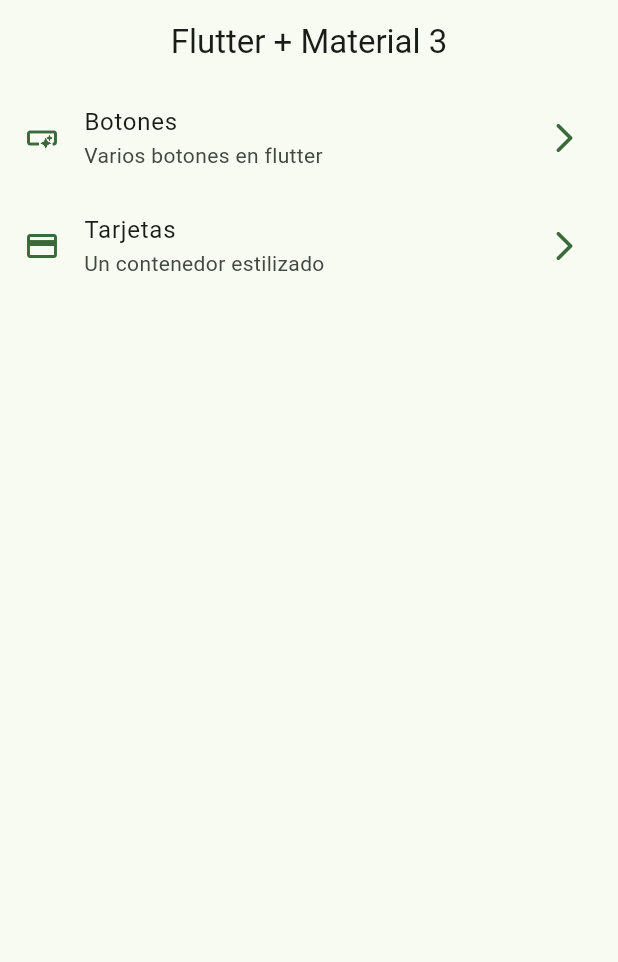
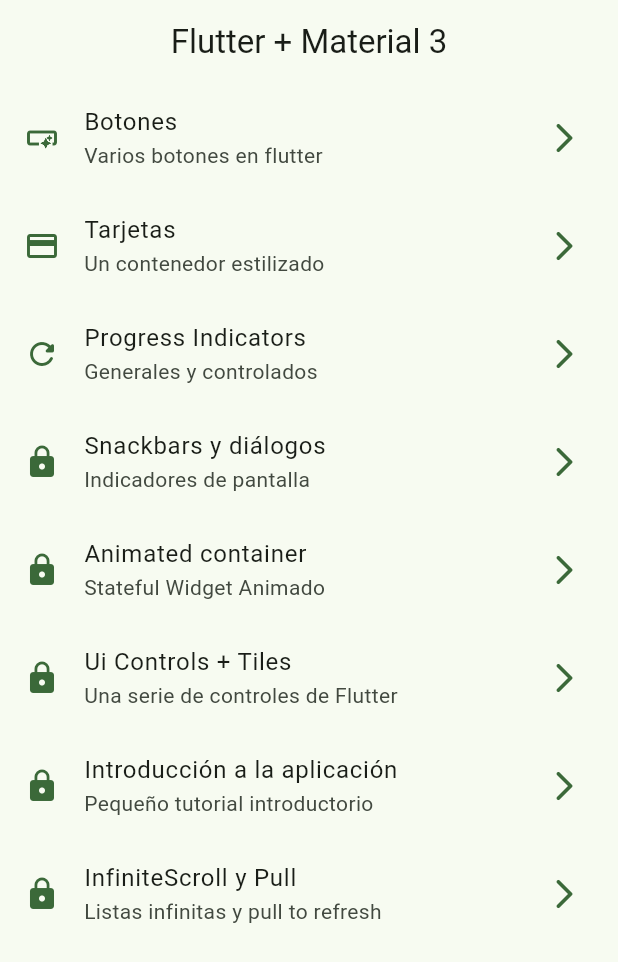
Before and after one commit to luiss2113-dev/widgets-app, a Flutter app: the screen it shows after launch, on a phone screen of 412 x 824 dp. Shown: the top 962 px of the screen. Run offline on Flutter 3.47's test engine with Material 3 defaults, Android fonts, the phone set to English and light mode, and no system bars; our stand-ins replace go_router.

Commit message:
add routes, progress indicator finished

```diff
--- a/lib/config/menu/menu_items.dart
+++ b/lib/config/menu/menu_items.dart
@@ -26,4 +26,40 @@ const appMenuItems = <MenuItems>[
     link: '/cards',
     icon: Icons.credit_card,
   ),
+  MenuItems(
+    title: 'Progress Indicators',
+    subtitle: 'Generales y controlados',
+    link: '/progress',
+    icon: Icons.refresh_rounded,
+  ),
+  MenuItems(
+    title: 'Snackbars y diálogos',
+    subtitle: 'Indicadores de pantalla',
+    link: '/snackbar',
+    icon: Icons.https,
+  ),
+  MenuItems(
+    title: 'Animated container',
+    subtitle: 'Stateful Widget Animado',
+    link: '/animated',
+    icon: Icons.https,
+  ),
+  MenuItems(
+    title: 'Ui Controls + Tiles',
+    subtitle: 'Una serie de controles de Flutter',
+    link: '/uicontrols',
+    icon: Icons.https,
+  ),
+  MenuItems(
+    title: 'Introducción a la aplicación',
+    subtitle: 'Pequeño tutorial introductorio',
+    link: '/apptutorial',
+    icon: Icons.https,
+  ),
+  MenuItems(
+    title: 'InfiniteScroll y Pull',
+    subtitle: 'Listas infinitas y pull to refresh',
+    link: '/apptutorial',
+    icon: Icons.https,
+  ),
 ];
--- a/lib/config/router/app_router.dart
+++ b/lib/config/router/app_router.dart
@@ -20,5 +20,35 @@ final appRouter = GoRouter(
       name: ButtonsScreen.name,
       builder: (context, state) => const ButtonsScreen(),
     ),
+    GoRoute(
+      path: '/animated',
+      name: AnimatedScreen.name,
+      builder: (context, state) => const AnimatedScreen(),
+    ),
+    GoRoute(
+      path: '/apptutorial',
+      name: AppTutorialScreen.name,
+      builder: (context, state) => const AppTutorialScreen(),
+    ),
+    GoRoute(
+      path: '/infinityscroll',
+      name: InfiniteScrollScreen.name,
+      builder: (context, state) => const InfiniteScrollScreen(),
+    ),
+    GoRoute(
+      path: '/progress',
+      name: ProgressScreen.name,
+      builder: (context, state) => const ProgressScreen(),
+    ),
+    GoRoute(
+      path: '/snackbar',
+      name: SnackbarScreen.name,
+      builder: (context, state) => const SnackbarScreen(),
+    ),
+    GoRoute(
+      path: '/uicontrols',
+      name: UiControlsScreen.name,
+      builder: (context, state) => const UiControlsScreen(),
+    ),
   ],
 );
--- /dev/null
+++ b/lib/presentation/screens/animated/animated_screen.dart
@@ -0,0 +1,12 @@
+import 'package:flutter/material.dart';
+
+class AnimatedScreen extends StatelessWidget {
+  static const name = 'animated_screen';
+
+  const AnimatedScreen({super.key});
+
+  @override
+  Widget build(BuildContext context) {
+    return Container();
+  }
+}
--- /dev/null
+++ b/lib/presentation/screens/app_tutorial/app_tutorial_screen.dart
@@ -0,0 +1,12 @@
+import 'package:flutter/material.dart';
+
+class AppTutorialScreen extends StatelessWidget {
+  static const name = 'tutorial_screen';
+
+  const AppTutorialScreen({super.key});
+
+  @override
+  Widget build(BuildContext context) {
+    return Container();
+  }
+}
--- /dev/null
+++ b/lib/presentation/screens/infinite_scroll/infinite_scroll_screen.dart
@@ -0,0 +1,12 @@
+import 'package:flutter/material.dart';
+
+class InfiniteScrollScreen extends StatelessWidget {
+  static const name = 'infinite_scroll_screen';
+
+  const InfiniteScrollScreen({super.key});
+
+  @override
+  Widget build(BuildContext context) {
+    return Container();
+  }
+}
--- a/lib/presentation/screens/screens.dart
+++ b/lib/presentation/screens/screens.dart
@@ -1,3 +1,9 @@
 export 'buttons/buttons_screen.dart';
 export 'cards/cards_screen.dart';
 export 'home/home_screen.dart';
+export 'animated/animated_screen.dart';
+export 'app_tutorial/app_tutorial_screen.dart';
+export 'infinite_scroll/infinite_scroll_screen.dart';
+export 'progress/progress_screen.dart';
+export 'snackbar/snackbar_screen.dart';
+export 'ui_controls/ui_controls_screen.dart';
--- /dev/null
+++ b/lib/presentation/screens/ui_controls/ui_controls_screen.dart
@@ -0,0 +1,12 @@
+import 'package:flutter/material.dart';
+
+class UiControlsScreen extends StatelessWidget {
+  static const name = 'controls_screen';
+
+  const UiControlsScreen({super.key});
+
+  @override
+  Widget build(BuildContext context) {
+    return Container();
+  }
+}
```
Also changed, not shown: lib/presentation/screens/progress/progress_screen.dart (added, +81 -0 lines), lib/presentation/screens/snackbar/snackbar_screen.dart (added, +15 -0 lines).
